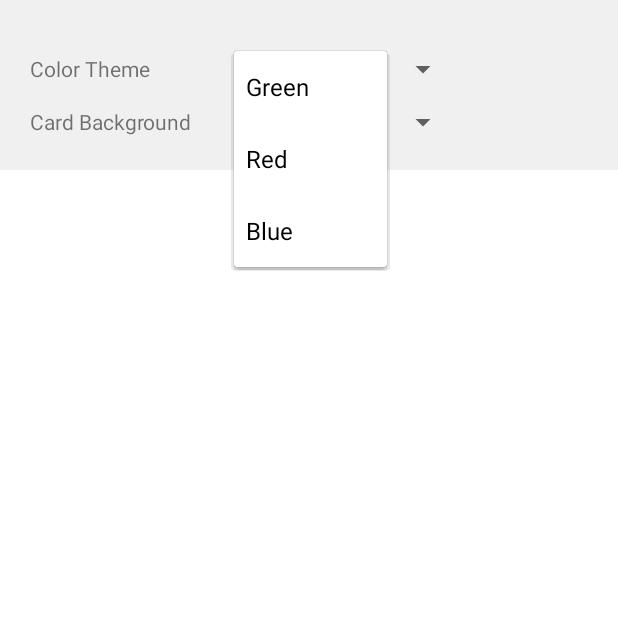
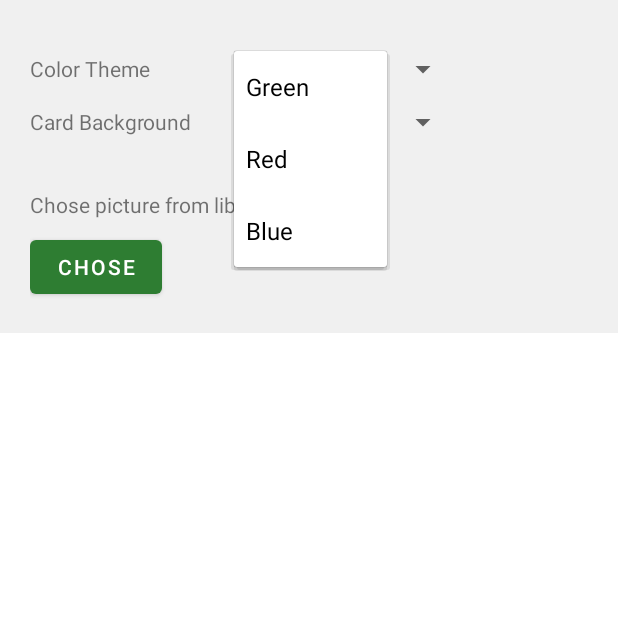
Before and after one commit to Appci11/Puzzle15, an Android app: the fragment SettingsTabGraphicsFragment shown on its own in the app's theme, after a tap on "Green", on a phone screen of 412 x 824 dp, the top half of it. Run offline under Robolectric (Android 15) with nearby library versions, the phone set to English and light mode, and no system bars.

Commit message:
Added chose picture from storage Fixed crash when no legit turn choice found

```diff
--- a/app/src/main/AndroidManifest.xml
+++ b/app/src/main/AndroidManifest.xml
@@ -1,6 +1,8 @@
 <?xml version="1.0" encoding="utf-8"?>
 <manifest xmlns:android="http://schemas.android.com/apk/res/android"
     package="com.puzzle15">
+
+    <uses-permission android:name="android.permission.READ_EXTERNAL_STORAGE"/>
 
     <application
         android:allowBackup="true"
@@ -9,6 +11,9 @@
         android:roundIcon="@mipmap/ic_launcher_round"
         android:supportsRtl="true"
         android:theme="@style/Theme_Green">
+        <activity
+            android:name=".ChoseLibraryPicture"
+            android:exported="true" />
         <activity
             android:name=".HighScoreViewActivity"
             android:exported="true" />
--- a/app/src/main/java/com/puzzle15/RandomGameActivity.java
+++ b/app/src/main/java/com/puzzle15/RandomGameActivity.java
@@ -1,26 +1,19 @@
 package com.puzzle15;
 
-import androidx.appcompat.app.AppCompatActivity;
-import androidx.constraintlayout.widget.ConstraintLayout;
-
-import android.animation.AnimatorSet;
 import android.animation.ObjectAnimator;
 import android.content.Context;
 import android.content.Intent;
 import android.content.res.Resources;
-import android.graphics.drawable.Drawable;
-import android.media.Image;
-import android.os.CountDownTimer;
+import android.os.Bundle;
 import android.util.Log;
 import android.view.View;
 import android.widget.Button;
-
-import android.os.Bundle;
 import android.widget.ImageView;
 import android.widget.TextView;
 import android.widget.Toast;
 
-import java.io.Console;
+import androidx.constraintlayout.widget.ConstraintLayout;
+
 import java.util.Random;
 import java.util.Timer;
 import java.util.TimerTask;
@@ -86,19 +79,21 @@ public class RandomGameActivity extends MainActivity {
 
         //Game board setup
         resetBoard();
-        do{
+        do {
             resetBoard();
-            if(CustomGameParams.turnsToFinish == -1) {
+            if (CustomGameParams.turnsToFinish == -1) {
                 //randomizeBoard();
             }
-        } while(!checkIfSolvable());
+        } while (!checkIfSolvable());
 
-        if(CustomGameParams.turnsToFinish > 0){
+        if (CustomGameParams.turnsToFinish > 0) {
             Log.v("Unsolving board", "unsolve board " + CustomGameParams.turnsToFinish);
             unsolveBoard(CustomGameParams.turnsToFinish);
         }
     }
+
     private void unsolveBoard(int unsolveSteps) {
+        try {
             for (int step = 0; step < unsolveSteps; step++) {
                 boolean stepDone = false;
                 Log.v("Unsolving board", "unsolve board " + step);
@@ -113,20 +108,22 @@ public class RandomGameActivity extends MainActivity {
                             break;
                         }
                     }
-                if(stepDone){
+                    if (stepDone) {
                         break;
                     }
                 }
             }
+        } catch (Exception e) {
+            System.out.println(e);
+        }
     }
 
-    private void selectRandomTileAroundEmptyAndMove(ImageView gameTile, int row, int column){
+    private void selectRandomTileAroundEmptyAndMove(ImageView gameTile, int row, int column) {
         Random random = new Random();
         boolean goodMoveFound = false;
         do {
             int direction = random.nextInt(4);
-
-            switch(direction){
+                switch (direction) {
                     case 0: //left
                         if (column != 0) {
                             //left has something! Move it to the empty spot
@@ -156,28 +153,28 @@ public class RandomGameActivity extends MainActivity {
                     default: //wtf
                         break;
                 }
-        } while(!goodMoveFound);
+        } while (!goodMoveFound);
     }
 
-    private void randomizeBoard(){
-        int i = (gameTiles.length  * gameTiles[0].length)-1;
+    private void randomizeBoard() {
+        int i = (gameTiles.length * gameTiles[0].length) - 1;
 
         Random rand = new Random();
 
-        while(i>0){
+        while (i > 0) {
             int r = rand.nextInt(i--);
-            moveTile((ImageView) gameTileHolder.getChildAt(i), (ImageView)gameTileHolder.getChildAt(r));
+            moveTile((ImageView) gameTileHolder.getChildAt(i), (ImageView) gameTileHolder.getChildAt(r));
         }
     }
 
 
-    private boolean checkIfSolvable(){
+    private boolean checkIfSolvable() {
         int inversions = 0;
 
-        for (int i = 0; i < (gameTiles.length * gameTiles[0].length) - 1; i++){
-            for(int j = 0; j < i; j++){
-                if(Integer.valueOf(String.valueOf(gameTileHolder.getChildAt(i).getContentDescription()))<
-                        Integer.valueOf(String.valueOf(gameTileHolder.getChildAt(j).getContentDescription()))){
+        for (int i = 0; i < (gameTiles.length * gameTiles[0].length) - 1; i++) {
+            for (int j = 0; j < i; j++) {
+                if (Integer.valueOf(String.valueOf(gameTileHolder.getChildAt(i).getContentDescription())) <
+                        Integer.valueOf(String.valueOf(gameTileHolder.getChildAt(j).getContentDescription()))) {
                     inversions++;
                 }
             }
@@ -215,7 +212,7 @@ public class RandomGameActivity extends MainActivity {
 
                 gameTile.setImageResource(resourceIndex);
                 gameTile.setScaleType(ImageView.ScaleType.CENTER_INSIDE);
-                gameTile.setPadding(0,0,0,0);
+                gameTile.setPadding(0, 0, 0, 0);
                 gameTile.setContentDescription(String.valueOf(gameTileIndex + 1));
 
                 int finalRow = row;
@@ -232,42 +229,42 @@ public class RandomGameActivity extends MainActivity {
         }
     }
 
-    private void checkBoardChanges(ImageView gameTile, int row, int column){
+    private void checkBoardChanges(ImageView gameTile, int row, int column) {
 
         //Log.v("Image Clicked", String.valueOf(gameTile.getContentDescription()) + " " + row + " " + column);
 
-        if(column != 0 && String.valueOf(gameTiles[row][column-1].getContentDescription()).equals("0")){
+        if (column != 0 && String.valueOf(gameTiles[row][column - 1].getContentDescription()).equals("0")) {
             //left is empty! Move to the left
-            moveTile(gameTile, gameTiles[row][column-1]);
+            moveTile(gameTile, gameTiles[row][column - 1]);
         } //check right
-        else if (column != gameTiles[0].length - 1 && String.valueOf(gameTiles[row][column+1].getContentDescription()).equals("0")){
-            moveTile(gameTile, gameTiles[row][column+1]);
+        else if (column != gameTiles[0].length - 1 && String.valueOf(gameTiles[row][column + 1].getContentDescription()).equals("0")) {
+            moveTile(gameTile, gameTiles[row][column + 1]);
         } //check up
-        else if (row != 0 && String.valueOf(gameTiles[row-1][column].getContentDescription()).equals("0")){
-            moveTile(gameTile, gameTiles[row-1][column]);
+        else if (row != 0 && String.valueOf(gameTiles[row - 1][column].getContentDescription()).equals("0")) {
+            moveTile(gameTile, gameTiles[row - 1][column]);
         } //check down
-        else if (row != gameTiles.length - 1 && String.valueOf(gameTiles[row+1][column].getContentDescription()).equals("0")){
-            moveTile(gameTile, gameTiles[row+1][column]);
+        else if (row != gameTiles.length - 1 && String.valueOf(gameTiles[row + 1][column].getContentDescription()).equals("0")) {
+            moveTile(gameTile, gameTiles[row + 1][column]);
         }
 
         checkWinConditions();
 
         int val = 0;
 
-        ObjectAnimator a  = ObjectAnimator.ofFloat(progressBar, "scaleX", turnCount);
+        ObjectAnimator a = ObjectAnimator.ofFloat(progressBar, "scaleX", turnCount);
         a.setDuration(100);
 
         a.start();
     }
 
-    private void moveTile(ImageView movingTile, ImageView receivingTile){
+    private void moveTile(ImageView movingTile, ImageView receivingTile) {
         String description = String.valueOf(receivingTile.getContentDescription());
 
         receivingTile.setContentDescription(movingTile.getContentDescription());
 
         turnCount++;
-        if(CustomGameParams.turnsToFinish != -1){
-            if(turnCount>CustomGameParams.turnsToFinish){
+        if (CustomGameParams.turnsToFinish != -1) {
+            if (turnCount > CustomGameParams.turnsToFinish) {
                 //FAIL GAME
             }
         }
@@ -281,11 +278,11 @@ public class RandomGameActivity extends MainActivity {
 
     }
 
-    private void checkWinConditions(){
+    private void checkWinConditions() {
         for (int row = 0; row < gameTiles.length; row++) {
             for (int column = 0; column < gameTiles[0].length; column++) {
-                int gameTileIndex = row * (gameTiles.length)+ column;
-                if(gameTileIndex == 15) {
+                int gameTileIndex = row * (gameTiles.length) + column;
+                if (gameTileIndex == 15) {
                     //win
                     Log.v("Win", "Win");
 
@@ -306,7 +303,7 @@ public class RandomGameActivity extends MainActivity {
 
 
                 }
-                if(gameTiles[row][column].getContentDescription() != String.valueOf(gameTileIndex + 1)){
+                if (gameTiles[row][column].getContentDescription() != String.valueOf(gameTileIndex + 1)) {
                     return;
                 }
             }
@@ -335,7 +332,7 @@ public class RandomGameActivity extends MainActivity {
     }
 
 
-    private int getDrawableIdFromGameTileIndex(int index){
+    private int getDrawableIdFromGameTileIndex(int index) {
 
         int graphicType = 0;
         int imageId = 0;
@@ -348,10 +345,10 @@ public class RandomGameActivity extends MainActivity {
         Drawable d = Drawable.createFromPath(pathName);
 */
 
-        if(index == 0) return R.drawable.empty;
+        if (index == 0) return R.drawable.empty;
 
-        int style = (int)CustomGameParams.cardStyle;
-        int image = (int)CustomGameParams.pictureId;
+        int style = (int) CustomGameParams.cardStyle;
+        int image = (int) CustomGameParams.pictureId;
 
         String name;
 
@@ -372,45 +369,5 @@ public class RandomGameActivity extends MainActivity {
         final int resourceId = resources.getIdentifier("nr" + index + name, "drawable",
                 context.getPackageName());
         return resourceId;
-        //return resources.getDrawable(resourceId);
-/*
-        if(graphicType == 0) {
-            switch (index) {
-                case (1):
-                    return R.drawable.nr1;
-                case (2):
-                    return R.drawable.nr2;
-                case (3):
-                    return R.drawable.nr3;
-                case (4):
-                    return R.drawable.nr4;
-                case (5):
-                    return R.drawable.nr5;
-                case (6):
-                    return R.drawable.nr6;
-                case (7):
-                    return R.drawable.nr7;
-                case (8):
-                    return R.drawable.nr8;
-                case (9):
-                    return R.drawable.nr9;
-                case (10):
-                    return R.drawable.nr10;
-                case (11):
-                    return R.drawable.nr11;
-                case (12):
-                    return R.drawable.nr12;
-                case (13):
-                    return R.drawable.nr13;
-                case (14):
-                    return R.drawable.nr14;
-                case (15):
-                    return R.drawable.nr15;
-                case (0):
-                    return R.drawable.empty;
-                default:
-                    throw new IllegalStateException("Unexpected value: " + index);
-            }
-        }*/
     }
 }
--- a/app/src/main/java/com/puzzle15/SettingsTabGraphicsFragment.java
+++ b/app/src/main/java/com/puzzle15/SettingsTabGraphicsFragment.java
@@ -2,16 +2,15 @@ package com.puzzle15;
 
 import static android.content.Context.MODE_PRIVATE;
 
+import android.content.Intent;
 import android.content.SharedPreferences;
-import android.content.res.Resources;
 import android.os.Bundle;
 import android.view.LayoutInflater;
 import android.view.View;
 import android.view.ViewGroup;
 import android.widget.AdapterView;
-import android.widget.ArrayAdapter;
+import android.widget.Button;
 import android.widget.Spinner;
-import android.widget.Toast;
 
 import androidx.annotation.NonNull;
 import androidx.annotation.Nullable;
@@ -20,9 +19,11 @@ import androidx.fragment.app.Fragment;
 public class SettingsTabGraphicsFragment extends Fragment {
 
     private Spinner spnCardBackground, spnColorTheme;
+    private Button btnChosePicture;
 
-    private int backgroundSave,themeSave;
+    private int backgroundSave, themeSave;
     public static final String SHARED_PREFS = "graphicsSettings";
+
     @Nullable
     @Override
     public View onCreateView(@NonNull LayoutInflater inflater, @Nullable ViewGroup container, @Nullable Bundle savedInstanceState) {
@@ -38,6 +39,7 @@ public class SettingsTabGraphicsFragment extends Fragment {
 
         spnCardBackground = (Spinner) view.findViewById(R.id.spnCardBackground);
         spnColorTheme = (Spinner) view.findViewById(R.id.spnColorTheme);
+        btnChosePicture = (Button) view.findViewById(R.id.btnSettingsChosePicture);
 
         updateViews();
 
@@ -65,7 +67,16 @@ public class SettingsTabGraphicsFragment extends Fragment {
 
             }
         });
+
+        btnChosePicture.setOnClickListener(new View.OnClickListener() {
+            @Override
+            public void onClick(View view) {
+                Intent intent = new Intent(getActivity(), ChoseLibraryPicture.class);
+                startActivity(intent);
+            }
+        });
     }
+
     public void saveData() {
         SharedPreferences sharedPreferences = this.getActivity().getSharedPreferences(SHARED_PREFS, MODE_PRIVATE);
         SharedPreferences.Editor editor = sharedPreferences.edit();
@@ -90,6 +101,6 @@ public class SettingsTabGraphicsFragment extends Fragment {
     public void updateViews() {
         spnCardBackground.setSelection(backgroundSave);
         spnColorTheme.setSelection(themeSave);
-        }
+    }
 
 }
--- /dev/null
+++ b/app/src/main/res/drawable/ic_baseline_image_24.xml
@@ -0,0 +1,5 @@
+<vector android:height="24dp" android:tint="#426085"
+    android:viewportHeight="24" android:viewportWidth="24"
+    android:width="24dp" xmlns:android="http://schemas.android.com/apk/res/android">
+    <path android:fillColor="@android:color/white" android:pathData="M21,19V5c0,-1.1 -0.9,-2 -2,-2H5c-1.1,0 -2,0.9 -2,2v14c0,1.1 0.9,2 2,2h14c1.1,0 2,-0.9 2,-2zM8.5,13.5l2.5,3.01L14.5,12l4.5,6H5l3.5,-4.5z"/>
+</vector>
--- a/app/src/main/res/layout/fragment_settings_tab_graphics.xml
+++ b/app/src/main/res/layout/fragment_settings_tab_graphics.xml
@@ -2,6 +2,7 @@
 
 <ScrollView xmlns:android="http://schemas.android.com/apk/res/android"
     xmlns:app="http://schemas.android.com/apk/res-auto"
+    xmlns:tools="http://schemas.android.com/tools"
     android:layout_width="match_parent"
     android:layout_height="wrap_content"
     android:background="?attr/backgroundColor">
@@ -49,5 +50,24 @@
             app:layout_constraintStart_toEndOf="@+id/txtColorTheme"
             app:layout_constraintTop_toTopOf="@+id/txtColorTheme" />
 
+        <TextView
+            android:id="@+id/txtChosePicture"
+            android:layout_width="wrap_content"
+            android:layout_height="wrap_content"
+            android:layout_marginTop="36dp"
+            android:text="Chose picture from library"
+            app:layout_constraintStart_toStartOf="parent"
+            app:layout_constraintTop_toBottomOf="@+id/txtCardBackground" />
+
+        <Button
+            android:id="@+id/btnSettingsChosePicture"
+            android:layout_width="wrap_content"
+            android:layout_height="wrap_content"
+            android:layout_marginTop="8dp"
+            app:layout_constraintStart_toStartOf="parent"
+            app:layout_constraintTop_toBottomOf="@+id/txtChosePicture"
+            android:text="Chose"/>
+
+
     </androidx.constraintlayout.widget.ConstraintLayout>
 </ScrollView>
--- a/app/src/main/res/values/strings.xml
+++ b/app/src/main/res/values/strings.xml
@@ -15,8 +15,6 @@
     <string name="highscores">Highscores</string>
     <string name="date">Date</string>
     <string name="result">Result</string>
-
-
 
 
     <string name="steps_to_finish">Steps to finish:</string>
```
Also changed, not shown: app/src/main/java/com/puzzle15/ChoseLibraryPicture.java (added, +95 -0 lines), app/src/main/res/layout/activity_chose_library_picture.xml (added, +29 -0 lines). Lines whose indentation alone changed are shown as unchanged.
